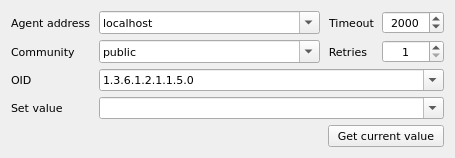
Old version of the form view/action/qSnmpSetWidget.ui in the repository khomchenkovaa/QHostMonitor.
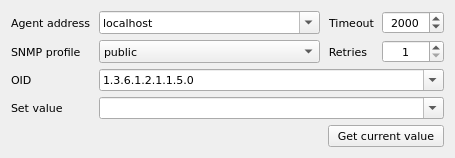
New version of the form.

Commit message: Added: SNMP credentials dialogand SNMP set action

The edit to the form file:
```diff
--- a/view/action/qSnmpSetWidget.ui
+++ b/view/action/qSnmpSetWidget.ui
@@ -7,7 +7,7 @@
     <x>0</x>
     <y>0</y>
     <width>455</width>
-    <height>145</height>
+    <height>154</height>
    </rect>
   </property>
   <property name="font">
@@ -60,9 +60,6 @@
        <verstretch>0</verstretch>
       </sizepolicy>
      </property>
-     <property name="editable">
-      <bool>true</bool>
-     </property>
      <item>
       <property name="text">
        <string>public</string>
@@ -155,7 +152,7 @@
    <item row="2" column="0">
     <widget class="QLabel" name="lblCommunity">
      <property name="text">
-      <string>Community</string>
+      <string>SNMP profile</string>
      </property>
      <property name="buddy">
       <cstring>cmbCommunity</cstring>
```
Left out of the diff: 6 changed lines with no effect on the pictures. The commit also changes 21 other files.
